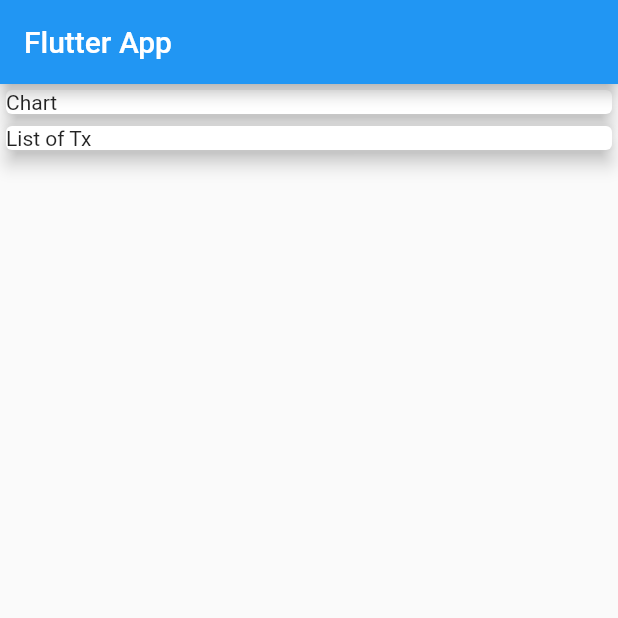
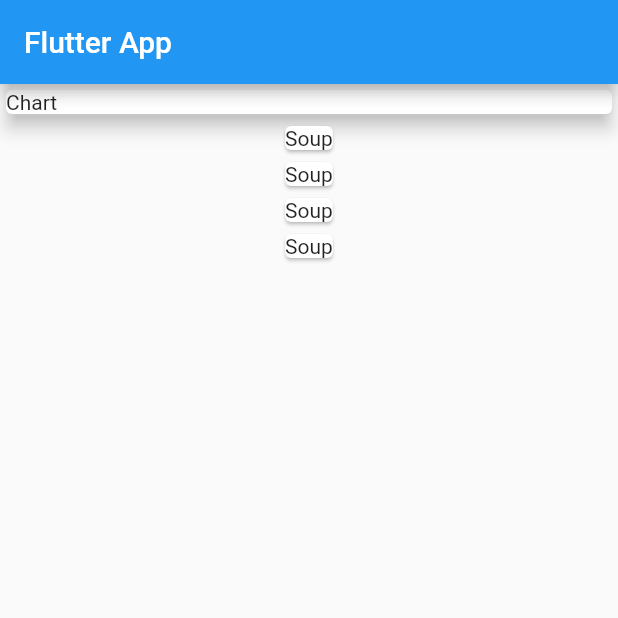
Before and after one commit to ranjeetrocky/fluttermax_expence_tracker, a Flutter app: the screen it shows after launch, on a phone screen of 412 x 824 dp, the top half of it. Run offline on Flutter 3.47's test engine with Material 2 defaults, Android fonts, the phone set to English and light mode, and no system bars.

Commit message:
added exprense column

```diff
--- a/lib/main.dart
+++ b/lib/main.dart
@@ -1,4 +1,5 @@
 import 'package:flutter/material.dart';
+import 'package:max2_expence_tracker/transaction.dart';
 
 void main() {
   runApp(const MyApp());
@@ -15,13 +16,14 @@
       theme: ThemeData(
         primarySwatch: Colors.blue,
       ),
-      home: const MyHomePage(),
+      home: MyHomePage(),
     );
   }
 }
 
 class MyHomePage extends StatelessWidget {
-  const MyHomePage({Key? key}) : super(key: key);
+  MyHomePage({Key? key}) : super(key: key);
+  final List<Transaction> transactions = Transaction.getList();
 
   @override
   Widget build(BuildContext context) {
@@ -38,13 +40,20 @@
             ),
             elevation: 5,
           ),
-          Container(
-            width: double.infinity,
-            child: Card(
-              elevation: 5,
-              child: Text('List of Tx'),
-            ),
-          ),
+          // Container(
+          //   width: double.infinity,
+          //   child: Card(
+          //     elevation: 5,
+          //     child: Text('List of Tx'),
+          //   ),
+          // ),
+          Column(
+            children: transactions.map((transaction) {
+              return Card(
+                child: Text(transaction.title as String),
+              );
+            }).toList(),
+          )
         ],
       ), // This trailing comma makes auto-formatting nicer for build methods.
     );
--- /dev/null
+++ b/lib/transaction.dart
@@ -0,0 +1,41 @@
+class Transaction {
+  final String? id, title;
+  final double? amount;
+  final DateTime? date;
+
+  Transaction({
+    required this.id,
+    required this.title,
+    required this.amount,
+    required this.date,
+  });
+
+  static List<Transaction> getList() {
+    return [
+      Transaction(
+        id: "t1",
+        title: "Soup",
+        amount: 200,
+        date: DateTime.now(),
+      ),
+      Transaction(
+        id: "t1",
+        title: "Soup",
+        amount: 200,
+        date: DateTime.now(),
+      ),
+      Transaction(
+        id: "t1",
+        title: "Soup",
+        amount: 200,
+        date: DateTime.now(),
+      ),
+      Transaction(
+        id: "t1",
+        title: "Soup",
+        amount: 200,
+        date: DateTime.now(),
+      )
+    ];
+  }
+}
```
